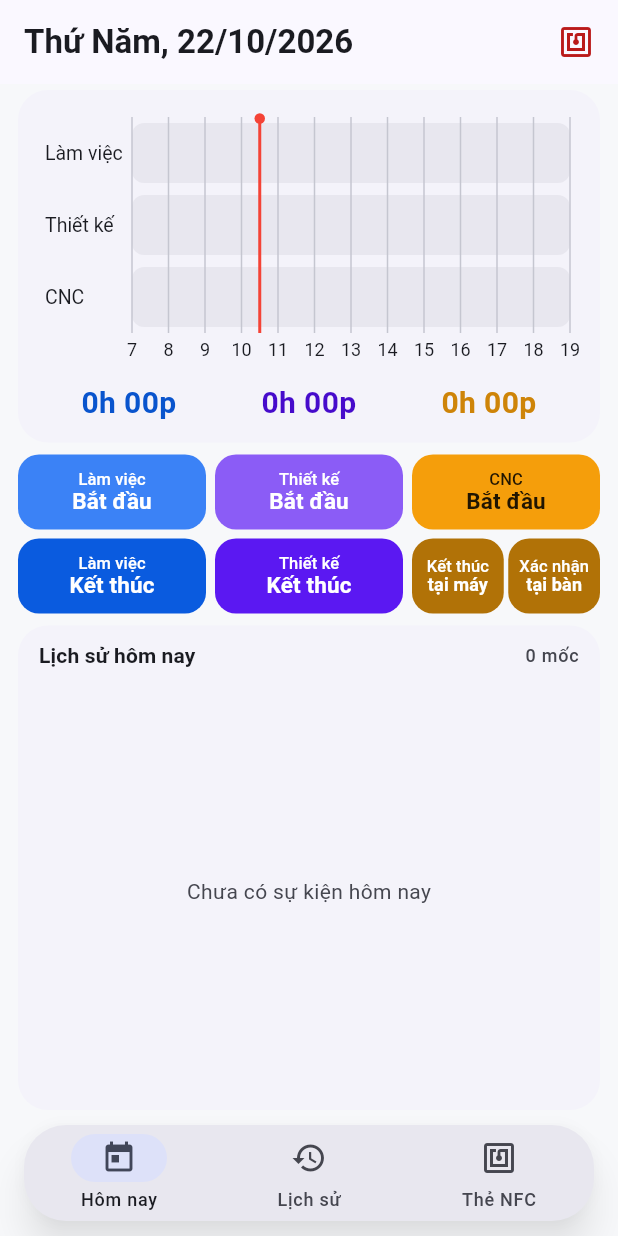
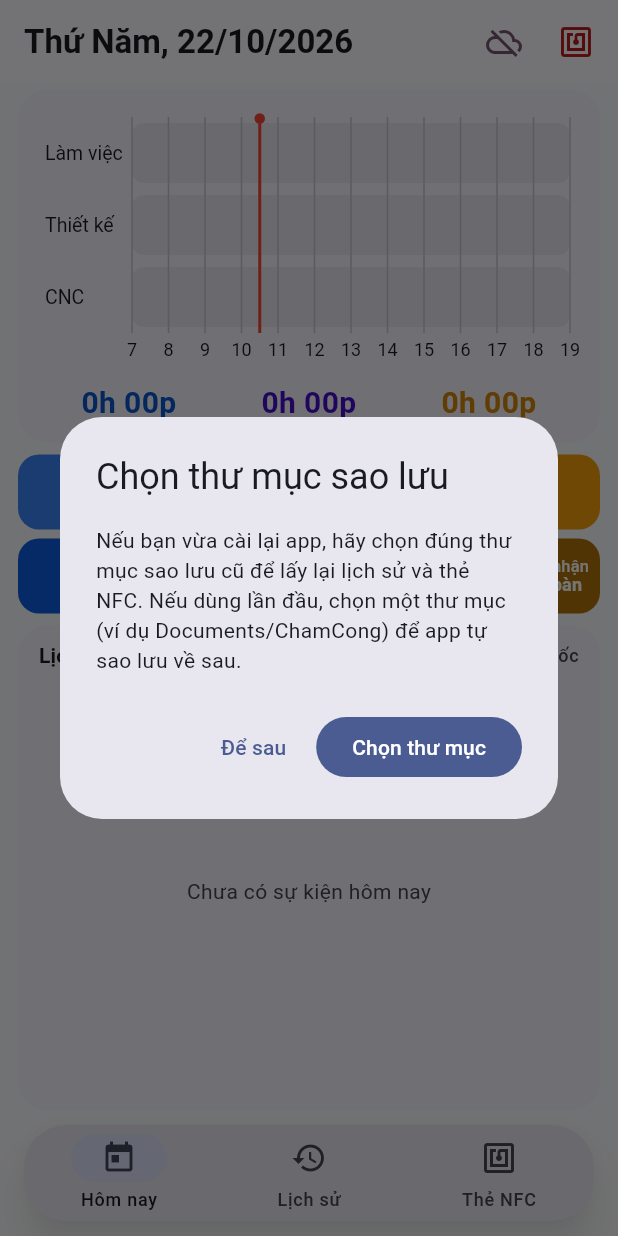
Before and after one commit to tudinh0722-wq/ChamCongFlu, a Flutter app: the screen it shows after launch, on a phone screen of 412 x 824 dp. Run offline on Flutter 3.47's test engine with Material 3 defaults, Android fonts, the phone set to English and light mode, and no system bars; our stand-ins replace sqflite; missing offline and left inert: nfc_manager; accounts and stored records are empty; statements that could not run were skipped.

Commit message:
Sao lưu: AppBar có biểu tượng sao lưu, nhắc chọn thư mục khi mở app

```diff
--- a/lib/main.dart
+++ b/lib/main.dart
@@ -1,6 +1,7 @@
 import 'package:flutter/material.dart';
 
 import 'app_services.dart';
+import 'ui/backup_sheet.dart';
 import 'ui/history_page.dart';
 import 'ui/home_page.dart';
 import 'ui/tags_page.dart';
@@ -104,6 +105,17 @@ class _MainShellState extends State<MainShell> {
   static const _pageTitles = ['', 'Lịch sử', 'Thẻ NFC'];
 
   @override
+  void initState() {
+    super.initState();
+    // Nhắc chọn thư mục sao lưu / khôi phục. Bỏ qua nếu app vừa được thẻ NFC
+    // khởi chạy (người dùng chỉ muốn ghi nhanh, không muốn gặp hộp thoại).
+    WidgetsBinding.instance.addPostFrameCallback((_) {
+      if (!mounted || widget.services.launchedByTag) return;
+      promptBackupOnStart(context, widget.services);
+    });
+  }
+
+  @override
   void dispose() {
     _pageController.dispose();
     super.dispose();
@@ -178,6 +190,22 @@ class _MainShellState extends State<MainShell> {
           ),
         ),
         actions: [
+          // Sao lưu ra thư mục ngoài app: màu chính = đã chọn thư mục,
+          // viền + màu khác = chưa có thư mục (dữ liệu sẽ mất khi gỡ app).
+          ListenableBuilder(
+            listenable: services.backup,
+            builder: (context, _) {
+              final ok = services.backup.hasFolder;
+              return IconButton(
+                tooltip: ok ? 'Sao lưu: đã bật' : 'Sao lưu: chưa chọn thư mục',
+                onPressed: () => showBackupSheet(context, services),
+                icon: Icon(
+                  ok ? Icons.cloud_done : Icons.cloud_off_outlined,
+                  color: ok ? cs.primary : cs.tertiary,
+                ),
+              );
+            },
+          ),
           // Trạng thái NFC của máy: bấm để xem giải thích.
           ListenableBuilder(
             listenable: services,
```
